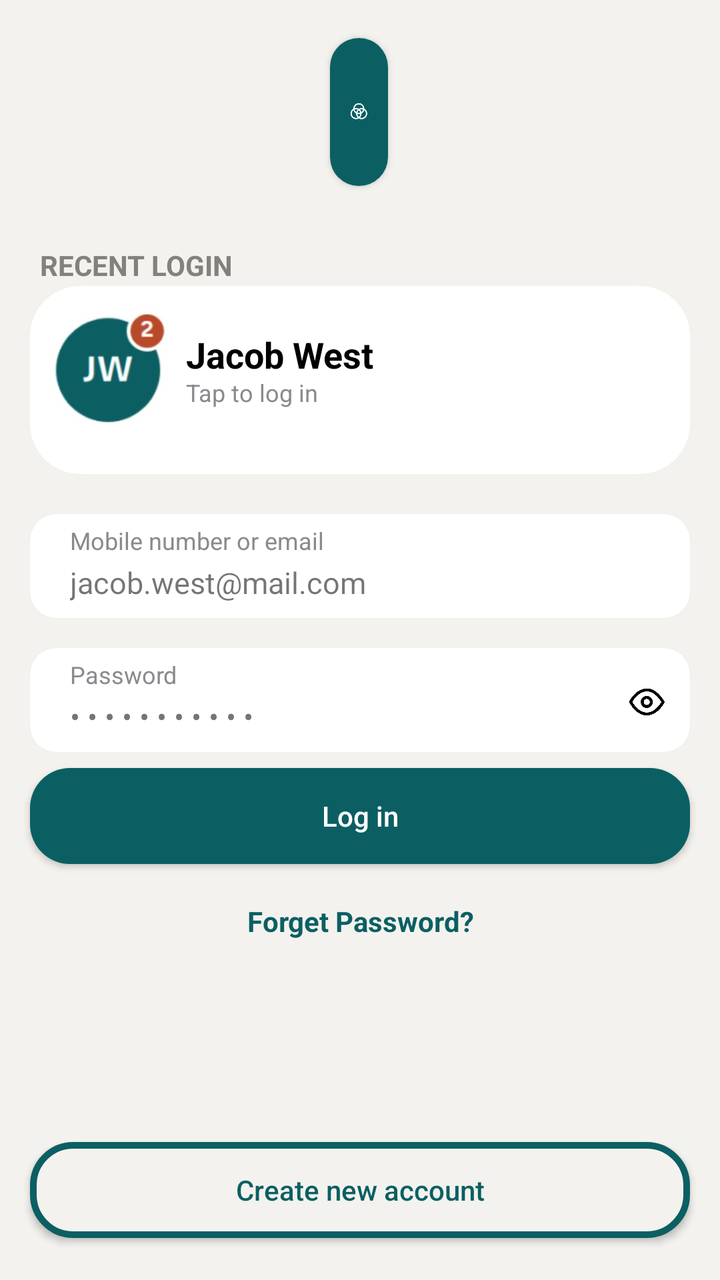
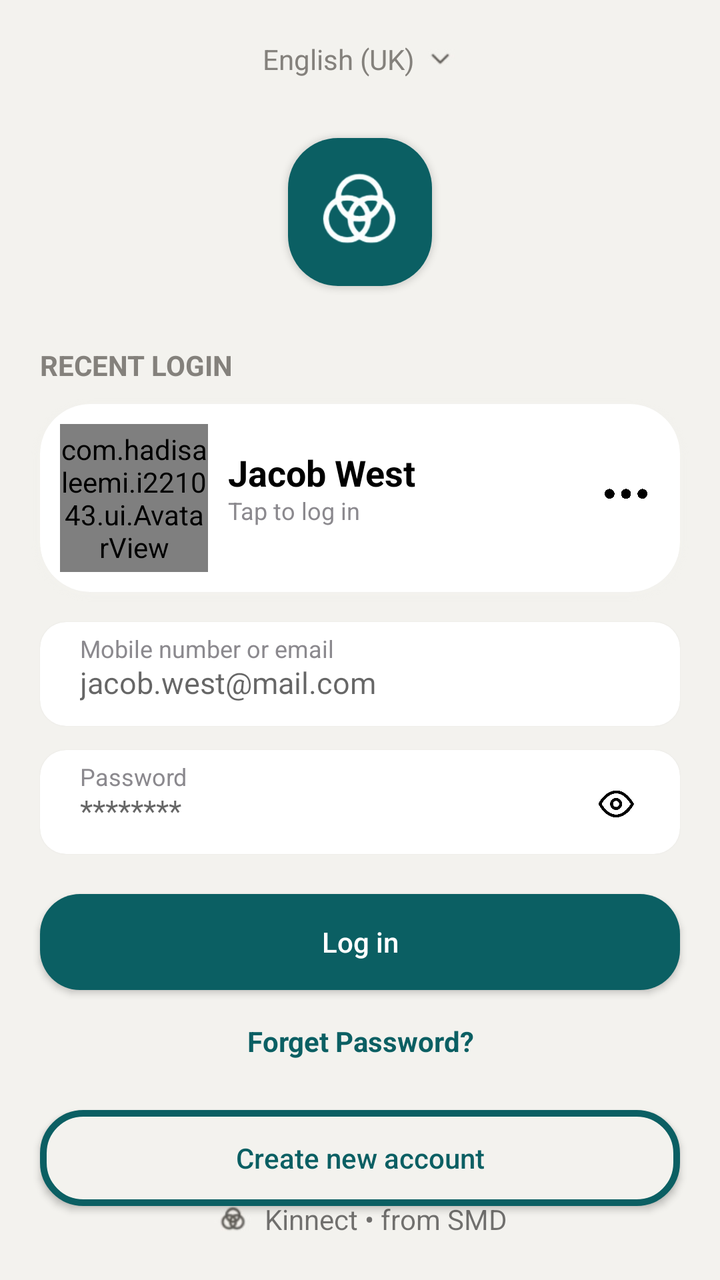

Screens rendered from an Android XML layout before and after an edit, with the pre-edit source and the edit as a unified diff.
<!-- AndroidManifest.xml: application theme Theme.SMD_Assignment1 -->
<!-- res/layout/login_screen.xml -->
<?xml version="1.0" encoding="utf-8"?>
<RelativeLayout xmlns:android="http://schemas.android.com/apk/res/android"
    android:layout_width="match_parent"
    android:layout_height="match_parent"
    xmlns:app="http://schemas.android.com/apk/res-auto"
    android:background="@color/Porcelain"
    android:orientation="vertical"
    android:gravity="center">

    <TextView
        android:id="@+id/text"
        android:layout_width="78dp"
        android:layout_height="18dp"
        android:layout_alignParentStart="true"
        android:layout_alignParentEnd="true"
        android:layout_marginStart="160dp"
        android:layout_marginEnd="173dp"
        android:text="@string/eng_uk"
        android:textColor="@color/LightBrown" />


    <ImageView
        android:layout_width="wrap_content"
        android:layout_height="wrap_content"
        android:layout_marginTop="2dp"
        android:layout_marginStart="-175dp"
        android:layout_marginLeft="-160dp"
        android:layout_toEndOf="@+id/text"
        android:layout_toRightOf="@id/text"
        android:src="@drawable/drop_down_arrow"/>

    <androidx.cardview.widget.CardView
        android:id="@+id/cardView"
        android:layout_width="wrap_content"
        android:layout_height="wrap_content"
        android:layout_alignTop="@id/text"
        android:layout_alignParentStart="true"
        android:layout_alignParentEnd="true"
        android:layout_marginStart="165dp"
        android:layout_marginTop="40dp"
        android:layout_marginBottom="30dp"
        android:layout_marginEnd="166dp"
        app:cardCornerRadius="25dp">

        <ImageView
            android:layout_width="wrap_content"
            android:layout_height="wrap_content"
            android:layout_below="@+id/relativeLayout"
            android:background="@color/SeaGreen"
            android:padding="8dp"
            android:src="@drawable/kinnectlogo_nobackground">

        </ImageView>

    </androidx.cardview.widget.CardView>

    <TextView
        android:id="@+id/text2"
        android:layout_width="wrap_content"
        android:layout_height="wrap_content"
        android:layout_below="@+id/cardView"
        android:layout_alignParentStart="true"
        android:layout_alignParentEnd="true"
        android:layout_marginStart="20dp"
        android:layout_marginEnd="214dp"
        android:text="@string/recent_login"
        android:textColor="@color/LightBrown"
        android:textStyle="bold"/>

    <androidx.cardview.widget.CardView
        android:id="@+id/cardView2"
        android:layout_width="200dp"
        android:layout_height="wrap_content"
        android:layout_alignTop="@id/text2"
        android:layout_alignParentStart="true"
        android:layout_alignParentEnd="true"
        android:layout_marginTop="20dp"
        android:layout_marginStart="15dp"
        android:layout_marginEnd="15dp"
        app:cardCornerRadius="25dp"
        android:outlineSpotShadowColor="@color/Porcelain">

        <RelativeLayout
            android:layout_width="match_parent"
            android:layout_height="94dp">
            <ImageView
                android:id="@+id/pfp"
                android:layout_width="wrap_content"
                android:layout_height="wrap_content"
                android:padding="10dp"
                android:src="@drawable/profile_pic_example">

            </ImageView>

            <TextView
                android:id="@+id/textView"
                android:layout_width="wrap_content"
                android:layout_height="wrap_content"
                android:layout_marginTop="22dp"
                android:layout_toEndOf="@+id/pfp"
                android:text="@string/jacob_west"
                android:textSize="18sp"
                android:textStyle="bold"
                android:textColor="@color/black"/>

            <TextView
                android:layout_width="wrap_content"
                android:layout_height="wrap_content"
                android:layout_toEndOf="@+id/pfp"
                android:text="Tap to log in"
                android:layout_marginTop="45dp"
                android:textSize="12sp"
                android:textColor="@color/gray"/>

            <ImageView
                android:layout_width="22dp"
                android:layout_height="9dp"
                android:layout_marginStart="166dp"
                android:layout_marginTop="40dp"
                android:layout_toEndOf="@+id/textView"
                android:src="@drawable/three_dot_icon">

            </ImageView>

        </RelativeLayout>

    </androidx.cardview.widget.CardView>

    <androidx.cardview.widget.CardView
        android:id="@+id/cardView3"
        android:layout_width="200dp"
        android:layout_height="wrap_content"
        android:layout_below="@+id/cardView2"
        android:layout_alignParentStart="true"
        android:layout_alignParentEnd="true"
        android:layout_marginStart="15dp"
        android:layout_marginEnd="15dp"
        android:layout_marginTop="20dp"
        android:outlineSpotShadowColor="@color/Porcelain"
        app:cardCornerRadius="13dp">

        <RelativeLayout
            android:layout_width="match_parent"
            android:layout_height="52dp">

            <TextView
                android:layout_width="wrap_content"
                android:layout_height="wrap_content"
                android:layout_marginStart="20dp"
                android:layout_marginTop="5dp"
                android:text="@string/first_login_value_title"
                android:textColor="@color/gray"
                android:textSize="12sp" />

            <TextView
                android:id="@+id/textView2"
                android:layout_width="wrap_content"
                android:layout_height="wrap_content"
                android:layout_marginStart="20dp"
                android:layout_marginTop="24dp"
                android:text="@string/email"
                android:textSize="15sp" />


        </RelativeLayout>
    </androidx.cardview.widget.CardView>

    <androidx.cardview.widget.CardView
        android:id="@+id/cardView4"
        android:layout_width="200dp"
        android:layout_height="wrap_content"
        android:layout_below="@+id/cardView3"
        android:layout_alignParentStart="true"
        android:layout_alignParentEnd="true"
        android:layout_marginStart="15dp"
        android:layout_marginEnd="15dp"
        android:layout_marginTop="15dp"
        android:outlineSpotShadowColor="@color/Porcelain"
        app:cardCornerRadius="13dp">

        <RelativeLayout
            android:layout_width="match_parent"
            android:layout_height="52dp">

            <TextView
                android:layout_width="wrap_content"
                android:layout_height="wrap_content"
                android:layout_marginStart="20dp"
                android:layout_marginTop="5dp"
                android:text="@string/second_login_value_title"
                android:textColor="@color/gray"
                android:textSize="12sp" />

            <TextView
                android:id="@+id/textView3"
                android:layout_width="wrap_content"
                android:layout_height="wrap_content"
                android:layout_marginStart="20dp"
                android:layout_marginTop="24dp"
                android:text="@string/password_encrypted"
                android:textSize="15sp" />

            <ImageView
                android:layout_width="99dp"
                android:layout_height="24dp"
                android:layout_marginStart="175dp"
                android:layout_marginTop="15dp"
                android:layout_toEndOf="@+id/textView3"
                android:src="@drawable/reveal_icon">

            </ImageView>


        </RelativeLayout>
    </androidx.cardview.widget.CardView>

    <Button
        android:id="@+id/button"
        android:layout_width="wrap_content"
        android:layout_height="wrap_content"
        android:layout_alignTop="@id/cardView4"
        android:layout_alignParentStart="true"
        android:layout_alignParentEnd="true"
        android:layout_marginStart="15dp"
        android:layout_marginTop="60dp"
        android:layout_marginEnd="15dp"
        android:contentDescription="@string/login_button"
        android:backgroundTint="@color/SeaGreen"
        android:textColor="@color/white"
        android:textAllCaps="false"
        android:background="@drawable/button_border_log_in"
        android:text="@string/log_in">
    </Button>

    <TextView
        android:id="@+id/text4"
        android:layout_width="wrap_content"
        android:layout_height="wrap_content"
        android:layout_alignTop="@id/button"
        android:layout_alignParentStart="true"
        android:layout_alignParentEnd="true"
        android:layout_marginTop="67dp"
        android:text="@string/forget_password"
        android:textColor="@color/SeaGreen"
        android:textStyle="bold"
        android:gravity="center">

    </TextView>

    <Button
        android:id="@+id/button2"
        android:layout_width="wrap_content"
        android:layout_height="wrap_content"
        android:layout_alignTop="@id/text4"
        android:layout_alignParentStart="true"
        android:layout_alignParentEnd="true"
        android:layout_marginStart="15dp"
        android:layout_marginTop="120dp"
        android:layout_marginEnd="15dp"
        android:contentDescription="@string/login_button"
        android:background="@drawable/porcelain_interior_seagreen_border"
        android:textColor="@color/SeaGreen"
        android:textAllCaps="false"
        android:text="Create new account">
    </Button>

    <RelativeLayout
        android:layout_width="match_parent"
        android:layout_height="20dp"
        android:layout_alignTop="@id/button2"
        android:layout_alignParentStart="true"
        android:layout_alignParentEnd="true"
        android:gravity="center"
        android:layout_marginTop="70dp">

        <ImageView
            android:layout_width="20dp"
            android:layout_height="match_parent"
            android:layout_alignRight="@id/textfinal"
            android:layout_marginEnd="122dp"
            android:layout_toStartOf="@+id/textfinal"
            android:src="@drawable/tiny_kinnect_logo" />

        <TextView
            android:id="@+id/textfinal"
            android:layout_width="wrap_content"
            android:layout_height="wrap_content"
            android:text="Kinnect &#x2022; from SMD" />


    </RelativeLayout>


</RelativeLayout>
<!-- resources referenced by this layout -->
<resources>
  <color name="LightBrown">#84817C</color>
  <color name="Porcelain">#F3F2EE</color>
  <color name="SeaGreen">#0B5F63</color>
  <color name="black">#FF000000</color>
  <color name="gray">#8B898E</color>
  <color name="white">#FFFFFFFF</color>
  <!-- drawable button_border_log_in (drawable) -->
  <?xml version="1.0" encoding="utf-8"?>
  <selector xmlns:android="http://schemas.android.com/apk/res/android">
  
      <item><shape>
  
          <gradient
              android:startColor="@color/SeaGreen"
              android:endColor="@color/SeaGreen"/>
  
          <corners android:radius="20dp" />
  
  
      </shape></item>
  
  </selector>
  <!-- drawable drop_down_arrow: jpeg bitmap (drawable-nodpi, 1057 bytes) -->
  <!-- drawable kinnectlogo_nobackground: png bitmap (drawable-nodpi, 23160 bytes) -->
  <!-- drawable porcelain_interior_seagreen_border (drawable) -->
  <?xml version="1.0" encoding="utf-8"?>
  <selector xmlns:android="http://schemas.android.com/apk/res/android">
  
      <item><shape>
  
          <gradient
              android:angle="270"
              android:startColor="@color/Porcelain"
              android:endColor="@color/Porcelain"/>
  
          <corners android:radius="20dp" />
  
          <stroke
              android:width="10px"
              android:color="#0B5F63" />
  
  
      </shape></item>
  
  </selector>
  <!-- drawable profile_pic_example: png bitmap (drawable-nodpi, 6070 bytes) -->
  <!-- drawable reveal_icon: png bitmap (drawable-nodpi, 51988 bytes) -->
  <!-- drawable three_dot_icon: png bitmap (drawable-nodpi, 28387 bytes) -->
  <!-- drawable tiny_kinnect_logo: png bitmap (drawable-nodpi, 1188 bytes) -->
  <string name="email">jacob.west@mail.com</string>
  <string name="eng_uk">English (UK)</string>
  <string name="first_login_value_title">Mobile number or email</string>
  <string name="forget_password">Forget Password?</string>
  <string name="jacob_west">Jacob West</string>
  <string name="log_in">Log in</string>
  <string name="login_button">Login Button</string>
  <string name="password_encrypted">&amp;#x2022; &amp;#x2022; &amp;#x2022; &amp;#x2022; &amp;#x2022; &amp;#x2022; &amp;#x2022; &amp;#x2022; &amp;#x2022; &amp;#x2022; &amp;#x2022;</string>
  <string name="recent_login">RECENT LOGIN</string>
  <string name="second_login_value_title">Password</string>
  <style name="Theme.SMD_Assignment1" parent="Base.Theme.SMD_Assignment1" />
  <style name="Base.Theme.SMD_Assignment1" parent="Theme.AppCompat.Light.NoActionBar">
          
          
      </style>
</resources>

<!-- the commit's change to res/layout/login_screen.xml (unified diff, before → after) -->
@@ -1,96 +1,87 @@
 <?xml version="1.0" encoding="utf-8"?>
 <RelativeLayout xmlns:android="http://schemas.android.com/apk/res/android"
+    xmlns:app="http://schemas.android.com/apk/res-auto"
     android:layout_width="match_parent"
     android:layout_height="match_parent"
-    xmlns:app="http://schemas.android.com/apk/res-auto"
-    android:background="@color/Porcelain"
-    android:orientation="vertical"
-    android:gravity="center">
-
-    <TextView
-        android:id="@+id/text"
-        android:layout_width="78dp"
-        android:layout_height="18dp"
-        android:layout_alignParentStart="true"
-        android:layout_alignParentEnd="true"
-        android:layout_marginStart="160dp"
-        android:layout_marginEnd="173dp"
-        android:text="@string/eng_uk"
-        android:textColor="@color/LightBrown" />
-
-
-    <ImageView
-        android:layout_width="wrap_content"
-        android:layout_height="wrap_content"
-        android:layout_marginTop="2dp"
-        android:layout_marginStart="-175dp"
-        android:layout_marginLeft="-160dp"
-        android:layout_toEndOf="@+id/text"
-        android:layout_toRightOf="@id/text"
-        android:src="@drawable/drop_down_arrow"/>
-
+    android:background="@color/Porcelain">
+
+    
+    <LinearLayout
+        android:id="@+id/langSelector"
+        android:layout_width="wrap_content"
+        android:layout_height="wrap_content"
+        android:layout_alignParentTop="true"
+        android:layout_centerHorizontal="true"
+        android:layout_marginTop="20dp"
+        android:gravity="center_vertical"
+        android:orientation="horizontal">
+
+        <TextView
+            android:id="@+id/text"
+            android:layout_width="wrap_content"
+            android:layout_height="wrap_content"
+            android:text="@string/eng_uk"
+            android:textColor="@color/LightBrown" />
+
+        <ImageView
+            android:layout_width="wrap_content"
+            android:layout_height="wrap_content"
+            android:layout_marginStart="4dp"
+            android:src="@drawable/drop_down_arrow" />
+    </LinearLayout>
+
+    
     <androidx.cardview.widget.CardView
         android:id="@+id/cardView"
         android:layout_width="wrap_content"
         android:layout_height="wrap_content"
-        android:layout_alignTop="@id/text"
-        android:layout_alignParentStart="true"
-        android:layout_alignParentEnd="true"
-        android:layout_marginStart="165dp"
-        android:layout_marginTop="40dp"
-        android:layout_marginBottom="30dp"
-        android:layout_marginEnd="166dp"
+        android:layout_below="@id/langSelector"
+        android:layout_centerHorizontal="true"
+        android:layout_marginTop="30dp"
+        android:layout_marginBottom="20dp"
         app:cardCornerRadius="25dp">
 
         <ImageView
             android:layout_width="wrap_content"
             android:layout_height="wrap_content"
-            android:layout_below="@+id/relativeLayout"
             android:background="@color/SeaGreen"
             android:padding="8dp"
-            android:src="@drawable/kinnectlogo_nobackground">
-
-        </ImageView>
-
-    </androidx.cardview.widget.CardView>
-
+            android:src="@drawable/kinnectlogo_nobackground" />
+    </androidx.cardview.widget.CardView>
+
+    
     <TextView
         android:id="@+id/text2"
         android:layout_width="wrap_content"
         android:layout_height="wrap_content"
-        android:layout_below="@+id/cardView"
-        android:layout_alignParentStart="true"
-        android:layout_alignParentEnd="true"
-        android:layout_marginStart="20dp"
-        android:layout_marginEnd="214dp"
+        android:layout_below="@id/cardView"
+        android:layout_marginStart="20dp"
+        android:layout_marginTop="10dp"
         android:text="@string/recent_login"
         android:textColor="@color/LightBrown"
-        android:textStyle="bold"/>
+        android:textStyle="bold" />
 
     <androidx.cardview.widget.CardView
         android:id="@+id/cardView2"
-        android:layout_width="200dp"
-        android:layout_height="wrap_content"
-        android:layout_alignTop="@id/text2"
-        android:layout_alignParentStart="true"
-        android:layout_alignParentEnd="true"
-        android:layout_marginTop="20dp"
-        android:layout_marginStart="15dp"
-        android:layout_marginEnd="15dp"
-        app:cardCornerRadius="25dp"
-        android:outlineSpotShadowColor="@color/Porcelain">
+        android:layout_width="match_parent"
+        android:layout_height="wrap_content"
+        android:layout_below="@id/text2"
+        android:layout_centerHorizontal="true"
+        android:layout_marginStart="20dp"
+        android:layout_marginEnd="20dp"
+        android:layout_marginTop="10dp"
+        android:outlineSpotShadowColor="@color/Porcelain"
+        app:cardCornerRadius="25dp">
 
         <RelativeLayout
             android:layout_width="match_parent"
             android:layout_height="94dp">
-            <ImageView
+
+            <com.hadisaleemi.i221043.ui.AvatarView
                 android:id="@+id/pfp"
-                android:layout_width="wrap_content"
-                android:layout_height="wrap_content"
-                android:padding="10dp"
-                android:src="@drawable/profile_pic_example">
-
-            </ImageView>
+                android:layout_width="74dp"
+                android:layout_height="74dp"
+                android:layout_margin="10dp" />
 
             <TextView
                 android:id="@+id/textView"
@@ -99,43 +90,39 @@
                 android:layout_marginTop="22dp"
                 android:layout_toEndOf="@+id/pfp"
                 android:text="@string/jacob_west"
+                android:textColor="@color/black"
                 android:textSize="18sp"
-                android:textStyle="bold"
-                android:textColor="@color/black"/>
-
-            <TextView
-                android:layout_width="wrap_content"
-                android:layout_height="wrap_content"
+                android:textStyle="bold" />
+
+            <TextView
+                android:layout_width="wrap_content"
+                android:layout_height="wrap_content"
+                android:layout_marginTop="45dp"
                 android:layout_toEndOf="@+id/pfp"
                 android:text="Tap to log in"
-                android:layout_marginTop="45dp"
-                android:textSize="12sp"
-                android:textColor="@color/gray"/>
+                android:textColor="@color/gray"
+                android:textSize="12sp" />
 
             <ImageView
                 android:layout_width="22dp"
                 android:layout_height="9dp"
-                android:layout_marginStart="166dp"
+                android:layout_alignParentEnd="true"
+                android:layout_marginEnd="16dp"
                 android:layout_marginTop="40dp"
-                android:layout_toEndOf="@+id/textView"
-                android:src="@drawable/three_dot_icon">
-
-            </ImageView>
-
+                android:src="@drawable/three_dot_icon" />
         </RelativeLayout>
-
-    </androidx.cardview.widget.CardView>
-
+    </androidx.cardview.widget.CardView>
+
+    
     <androidx.cardview.widget.CardView
         android:id="@+id/cardView3"
-        android:layout_width="200dp"
-        android:layout_height="wrap_content"
-        android:layout_below="@+id/cardView2"
-        android:layout_alignParentStart="true"
-        android:layout_alignParentEnd="true"
-        android:layout_marginStart="15dp"
-        android:layout_marginEnd="15dp"
-        android:layout_marginTop="20dp"
+        android:layout_width="match_parent"
+        android:layout_height="wrap_content"
+        android:layout_below="@id/cardView2"
+        android:layout_centerHorizontal="true"
+        android:layout_marginStart="20dp"
+        android:layout_marginEnd="20dp"
+        android:layout_marginTop="15dp"
         android:outlineSpotShadowColor="@color/Porcelain"
         app:cardCornerRadius="13dp">
 
@@ -152,29 +139,35 @@
                 android:textColor="@color/gray"
                 android:textSize="12sp" />
 
-            <TextView
+            <EditText
                 android:id="@+id/textView2"
-                android:layout_width="wrap_content"
-                android:layout_height="wrap_content"
-                android:layout_marginStart="20dp"
-                android:layout_marginTop="24dp"
-                android:text="@string/email"
+                android:layout_width="match_parent"
+                android:layout_height="wrap_content"
+                android:layout_marginStart="20dp"
+                android:layout_marginTop="20dp"
+                android:layout_marginEnd="20dp"
+                android:autofillHints="emailAddress"
+                android:background="@null"
+                android:hint="@string/email"
+                android:importantForAutofill="yes"
+                android:inputType="textEmailAddress"
+                android:padding="0dp"
+                android:singleLine="true"
+                android:textColor="@color/black"
                 android:textSize="15sp" />
-
-
         </RelativeLayout>
     </androidx.cardview.widget.CardView>
 
+    
     <androidx.cardview.widget.CardView
         android:id="@+id/cardView4"
-        android:layout_width="200dp"
-        android:layout_height="wrap_content"
-        android:layout_below="@+id/cardView3"
-        android:layout_alignParentStart="true"
-        android:layout_alignParentEnd="true"
-        android:layout_marginStart="15dp"
-        android:layout_marginEnd="15dp"
-        android:layout_marginTop="15dp"
+        android:layout_width="match_parent"
+        android:layout_height="wrap_content"
+        android:layout_below="@id/cardView3"
+        android:layout_centerHorizontal="true"
+        android:layout_marginStart="20dp"
+        android:layout_marginEnd="20dp"
+        android:layout_marginTop="12dp"
         android:outlineSpotShadowColor="@color/Porcelain"
         app:cardCornerRadius="13dp">
 
@@ -191,94 +184,93 @@
                 android:textColor="@color/gray"
                 android:textSize="12sp" />
 
-            <TextView
+            <EditText
                 android:id="@+id/textView3"
-                android:layout_width="wrap_content"
-                android:layout_height="wrap_content"
-                android:layout_marginStart="20dp"
-                android:layout_marginTop="24dp"
-                android:text="@string/password_encrypted"
+                android:layout_width="match_parent"
+                android:layout_height="wrap_content"
+                android:layout_marginStart="20dp"
+                android:layout_marginTop="20dp"
+                android:layout_marginEnd="60dp"
+                android:autofillHints="password"
+                android:background="@null"
+                android:hint="@string/pass_encrypted"
+                android:inputType="textPassword"
+                android:padding="0dp"
+                android:singleLine="true"
+                android:textColor="@color/black"
                 android:textSize="15sp" />
 
             <ImageView
-                android:layout_width="99dp"
+                android:id="@+id/btnReveal"
+                android:layout_width="40dp"
                 android:layout_height="24dp"
-                android:layout_marginStart="175dp"
+                android:layout_alignParentEnd="true"
+                android:layout_marginEnd="12dp"
                 android:layout_marginTop="15dp"
-                android:layout_toEndOf="@+id/textView3"
-                android:src="@drawable/reveal_icon">
-
-            </ImageView>
-
-
+                android:contentDescription="@string/show_password"
+                android:src="@drawable/reveal_icon" />
         </RelativeLayout>
     </androidx.cardview.widget.CardView>
 
+    
     <Button
         android:id="@+id/button"
-        android:layout_width="wrap_content"
-        android:layout_height="wrap_content"
-        android:layout_alignTop="@id/cardView4"
-        android:layout_alignParentStart="true"
-        android:layout_alignParentEnd="true"
-        android:layout_marginStart="15dp"
-        android:layout_marginTop="60dp"
-        android:layout_marginEnd="15dp"
+        android:layout_width="match_parent"
+        android:layout_height="48dp"
+        android:layout_below="@id/cardView4"
+        android:layout_centerHorizontal="true"
+        android:layout_marginStart="20dp"
+        android:layout_marginEnd="20dp"
+        android:layout_marginTop="20dp"
+        android:background="@drawable/button_border_log_in"
+        android:backgroundTint="@color/SeaGreen"
         android:contentDescription="@string/login_button"
-        android:backgroundTint="@color/SeaGreen"
-        android:textColor="@color/white"
+        android:text="@string/log_in"
         android:textAllCaps="false"
-        android:background="@drawable/button_border_log_in"
-        android:text="@string/log_in">
-    </Button>
-
+        android:textColor="@color/white" />
+
+    
     <TextView
         android:id="@+id/text4"
         android:layout_width="wrap_content"
         android:layout_height="wrap_content"
-        android:layout_alignTop="@id/button"
-        android:layout_alignParentStart="true"
-        android:layout_alignParentEnd="true"
-        android:layout_marginTop="67dp"
+        android:layout_below="@id/button"
+        android:layout_centerHorizontal="true"
+        android:layout_marginTop="16dp"
+        android:gravity="center"
         android:text="@string/forget_password"
         android:textColor="@color/SeaGreen"
-        android:textStyle="bold"
-        android:gravity="center">
-
-    </TextView>
-
+        android:textStyle="bold" />
+
+    
     <Button
         android:id="@+id/button2"
-        android:layout_width="wrap_content"
-        android:layout_height="wrap_content"
-        android:layout_alignTop="@id/text4"
-        android:layout_alignParentStart="true"
-        android:layout_alignParentEnd="true"
-        android:layout_marginStart="15dp"
-        android:layout_marginTop="120dp"
-        android:layout_marginEnd="15dp"
+        android:layout_width="match_parent"
+        android:layout_height="48dp"
+        android:layout_below="@id/text4"
+        android:layout_centerHorizontal="true"
+        android:layout_marginStart="20dp"
+        android:layout_marginEnd="20dp"
+        android:layout_marginTop="25dp"
+        android:background="@drawable/porcelain_interior_seagreen_border"
         android:contentDescription="@string/login_button"
-        android:background="@drawable/porcelain_interior_seagreen_border"
-        android:textColor="@color/SeaGreen"
+        android:text="Create new account"
         android:textAllCaps="false"
-        android:text="Create new account">
-    </Button>
-
+        android:textColor="@color/SeaGreen" />
+
+    
     <RelativeLayout
         android:layout_width="match_parent"
         android:layout_height="20dp"
-        android:layout_alignTop="@id/button2"
-        android:layout_alignParentStart="true"
-        android:layout_alignParentEnd="true"
-        android:gravity="center"
-        android:layout_marginTop="70dp">
+        android:layout_alignParentBottom="true"
+        android:layout_marginBottom="20dp"
+        android:gravity="center">
 
         <ImageView
             android:layout_width="20dp"
             android:layout_height="match_parent"
-            android:layout_alignRight="@id/textfinal"
-            android:layout_marginEnd="122dp"
             android:layout_toStartOf="@+id/textfinal"
+            android:layout_marginEnd="6dp"
             android:src="@drawable/tiny_kinnect_logo" />
 
         <TextView
@@ -286,9 +278,15 @@
             android:layout_width="wrap_content"
             android:layout_height="wrap_content"
             android:text="Kinnect &#x2022; from SMD" />
-
-
     </RelativeLayout>
 
+    
+    <ProgressBar
+        android:id="@+id/progress"
+        android:layout_width="40dp"
+        android:layout_height="40dp"
+        android:layout_centerInParent="true"
+        android:indeterminateTint="@color/SeaGreen"
+        android:visibility="gone" />
 
 </RelativeLayout>
<!-- resource entries referenced after the edit -->
@@ -45,7 +45,6 @@
       </shape></item>
   
   </selector>
-  <!-- drawable profile_pic_example: png bitmap (drawable-nodpi, 6070 bytes) -->
   <!-- drawable reveal_icon: png bitmap (drawable-nodpi, 51988 bytes) -->
   <!-- drawable three_dot_icon: png bitmap (drawable-nodpi, 28387 bytes) -->
   <!-- drawable tiny_kinnect_logo: png bitmap (drawable-nodpi, 1188 bytes) -->
@@ -56,7 +55,7 @@
   <string name="jacob_west">Jacob West</string>
   <string name="log_in">Log in</string>
   <string name="login_button">Login Button</string>
-  <string name="password_encrypted">&amp;#x2022; &amp;#x2022; &amp;#x2022; &amp;#x2022; &amp;#x2022; &amp;#x2022; &amp;#x2022; &amp;#x2022; &amp;#x2022; &amp;#x2022; &amp;#x2022;</string>
+  <string name="pass_encrypted">********</string>
   <string name="recent_login">RECENT LOGIN</string>
   <string name="second_login_value_title">Password</string>
   <style name="Theme.SMD_Assignment1" parent="Base.Theme.SMD_Assignment1" />
